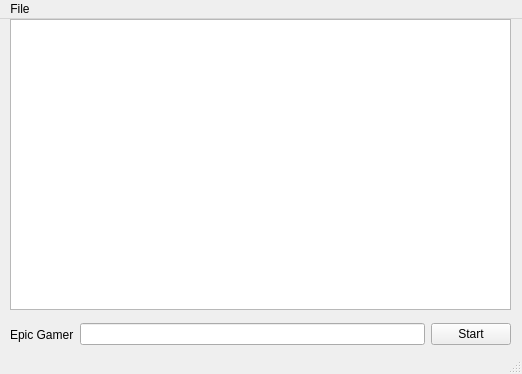
This is mainwindow.ui in Tokyo-MQP-2024/IgniteCV as Qt 5 draws it before an edit. The edited form follows.
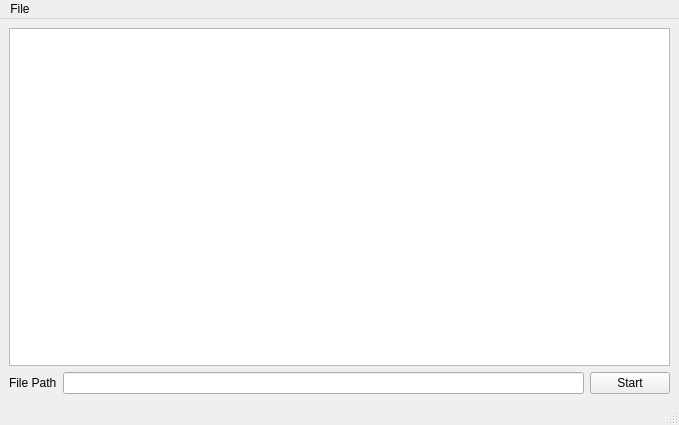
This is the edited form. Icons and pictures are not drawn.

```diff
--- a/mainwindow.ui
+++ b/mainwindow.ui
@@ -6,38 +6,26 @@
    <rect>
     <x>0</x>
     <y>0</y>
-    <width>522</width>
-    <height>374</height>
+    <width>679</width>
+    <height>425</height>
    </rect>
   </property>
   <property name="windowTitle">
    <string>MainWindow</string>
   </property>
   <widget class="QWidget" name="centralwidget">
-   <widget class="QGraphicsView" name="graphicsView">
-    <property name="geometry">
-     <rect>
-      <x>10</x>
-      <y>0</y>
-      <width>501</width>
-      <height>291</height>
-     </rect>
-    </property>
-   </widget>
-   <widget class="QWidget" name="horizontalLayoutWidget">
-    <property name="geometry">
-     <rect>
-      <x>10</x>
-      <y>300</y>
-      <width>501</width>
-      <height>31</height>
-     </rect>
-    </property>
+   <layout class="QGridLayout" name="gridLayout">
+    <item row="0" column="0">
+     <layout class="QVBoxLayout" name="verticalLayout">
+      <item>
+       <widget class="QGraphicsView" name="graphicsView"/>
+      </item>
+      <item>
     <layout class="QHBoxLayout" name="horizontalLayout">
      <item>
       <widget class="QLabel" name="label">
        <property name="text">
-        <string>Epic Gamer</string>
+           <string>File Path</string>
        </property>
       </widget>
      </item>
@@ -52,14 +40,17 @@
       </widget>
      </item>
     </layout>
-   </widget>
+      </item>
+     </layout>
+    </item>
+   </layout>
   </widget>
   <widget class="QMenuBar" name="menubar">
    <property name="geometry">
     <rect>
      <x>0</x>
      <y>0</y>
-     <width>522</width>
+     <width>679</width>
      <height>20</height>
     </rect>
    </property>
```
Lines whose indentation alone changed are shown as unchanged.
